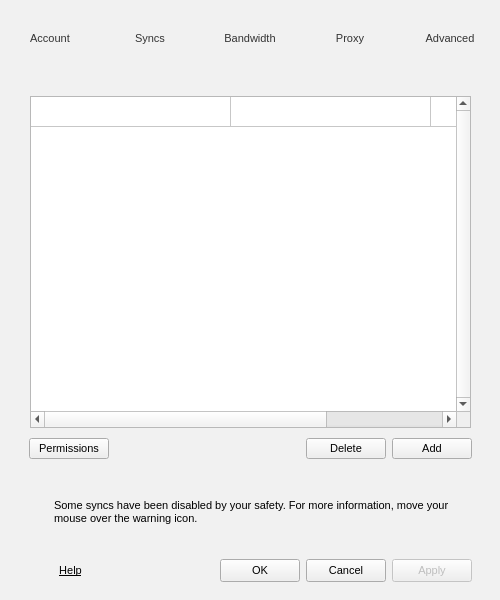
Above: src/MEGASync/gui/linux/SettingsDialog.ui from meganz/MEGAsync before the change. Below: the same form after it.
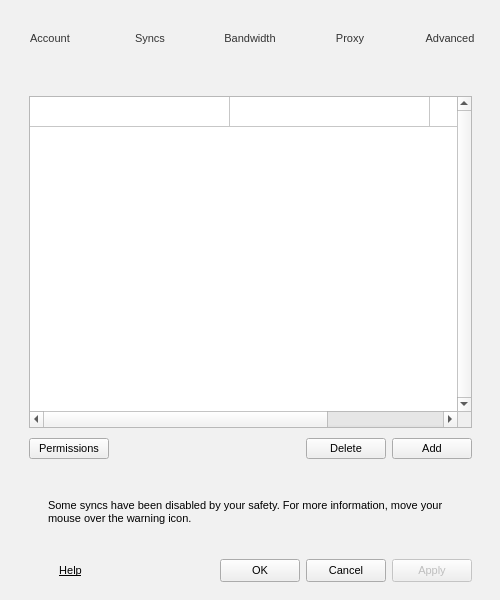
That is the form after the change. The open tabs and pages were chosen to show the change. Icons and pictures are not drawn. Custom widgets are drawn as their Qt base class.

Commit message:
Remove layout margins to leave more room for text
In Settings->Sync pane for sync related warnings.
Change is for Linux only.

```diff
--- a/src/MEGASync/gui/linux/SettingsDialog.ui
+++ b/src/MEGASync/gui/linux/SettingsDialog.ui
@@ -1961,13 +1961,13 @@
            <widget class="QWidget" name="widget_9" native="true">
             <layout class="QVBoxLayout" name="verticalLayout_16">
              <property name="leftMargin">
-              <number>1</number>
+              <number>0</number>
              </property>
              <property name="topMargin">
               <number>0</number>
              </property>
              <property name="rightMargin">
-              <number>1</number>
+              <number>0</number>
              </property>
              <property name="bottomMargin">
               <number>10</number>
@@ -2429,13 +2429,13 @@
                   <number>3</number>
                  </property>
                  <property name="leftMargin">
-                  <number>6</number>
+                  <number>0</number>
                  </property>
                  <property name="topMargin">
                   <number>0</number>
                  </property>
                  <property name="rightMargin">
-                  <number>6</number>
+                  <number>0</number>
                  </property>
                  <property name="bottomMargin">
                   <number>0</number>
```
